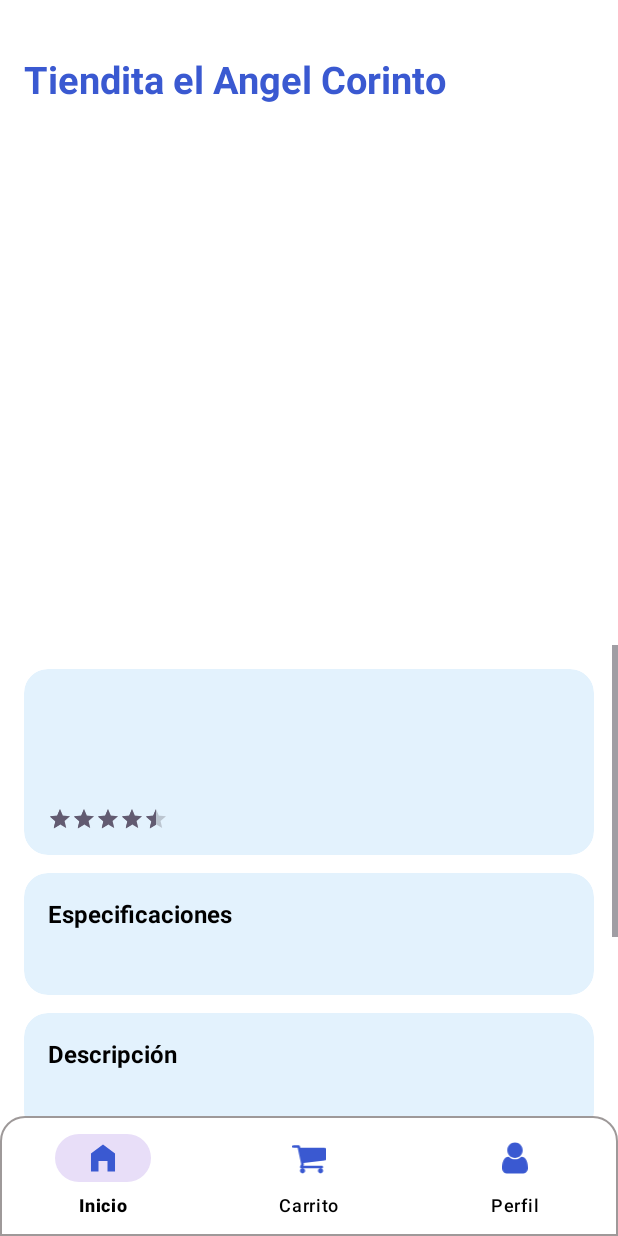
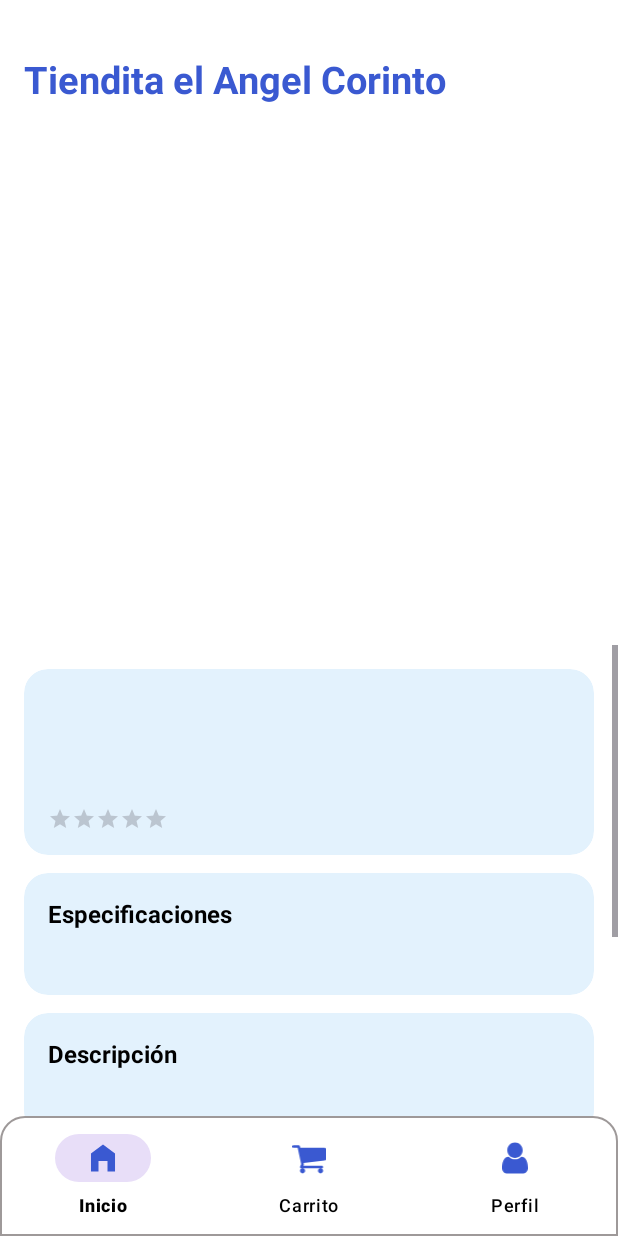
Before and after one commit to 0kev0/PC_AR_Store, an Android app: the fragment ProductDetailFragment placed in its activity, on a phone screen of 412 x 824 dp. Run offline under Robolectric (Android 15) with nearby library versions, the phone set to English and light mode, and no system bars; our stand-ins replace Firebase (no records; nobody signed in at launch, a user with empty details on screens opened directly); pictures from the network do not load.

Commit message:
[ADD] Sistema de Valoración de Productos
-Estilo de la barra de valoración:

Implementado nuevo estilo YellowRatingBar con:

Estrellas seleccionadas en amarillo (#FFD700)

Estrellas no seleccionadas en gris claro (#D3D3D3)

Añadida definición del color amarillo en colors.xml

- Lógica de visualización:

- Adaptación dinámica del número de estrellas visibles

Muestra 5 estrellas por defecto

Ajusta automáticamente si la valoración supera 5 estrellas

- Mejoras adicionales:

Actualizado valor de prueba en LoginActivity

Optimizada la lógica en ProductDetailFragment

Beneficios:

Interfaz más clara y consistente

Mejor experiencia de usuario al visualizar valoraciones

Sistema flexible que se adapta a diferentes escalas de puntuación

```diff
--- a/app/src/main/java/com/example/pcarstore/Activities/LoginActivity.java
+++ b/app/src/main/java/com/example/pcarstore/Activities/LoginActivity.java
@@ -133,7 +133,7 @@ public class LoginActivity extends AppCompatActivity {
                 299.99,
                 180.00,
                 50,
-                4.5,
+                3.0,
                 "Ruedas",
                 "Llantas aleación ligeraX con diseño aerodinámico y mayor durabilidad",
                 Arrays.asList(
--- a/app/src/main/res/layout/fragment_product_detail.xml
+++ b/app/src/main/res/layout/fragment_product_detail.xml
@@ -67,13 +67,12 @@
 
                 <RatingBar
                     android:id="@+id/productRatingDetail"
-                    style="@style/Widget.AppCompat.RatingBar.Small"
+                    style="@style/YellowRatingBar"
                     android:layout_width="wrap_content"
                     android:layout_height="wrap_content"
                     android:layout_marginTop="8dp"
                     android:isIndicator="true"
                     android:numStars="5"
-                    android:rating="4.5"
                     android:stepSize="0.5"/>
             </LinearLayout>
 
--- a/app/src/main/res/values/colors.xml
+++ b/app/src/main/res/values/colors.xml
@@ -18,5 +18,6 @@
     <color name="blue">#2196F3</color>
     <color name="fondo">#E3F2FD</color>
     <color name="colorPrimary">#76ABDC</color>
+    <color name="yellow">#FFD700</color>
 
 </resources>
--- /dev/null
+++ b/app/src/main/res/values/style.xml
@@ -0,0 +1,8 @@
+<?xml version="1.0" encoding="utf-8"?>
+<resources>
+    <style name="YellowRatingBar" parent="Widget.AppCompat.RatingBar.Small">
+        <item name="colorControlNormal">@color/gray_light</item> <!--  estrellas no seleccionadas -->
+        <item name="colorControlActivated">@color/yellow</item> <!-- estrellas seleccionadas -->
+    </style>
+
+</resources>
```
Also changed, not shown: app/src/main/java/com/example/pcarstore/Fragments/ProductDetailFragment.java (+20 -6 lines).
